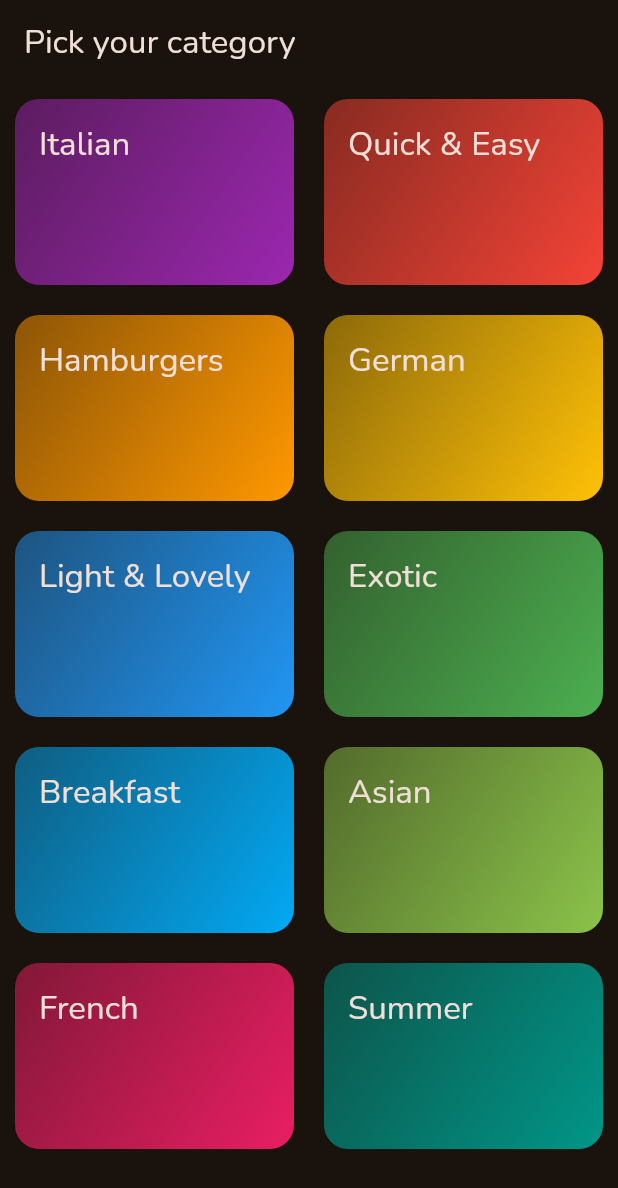
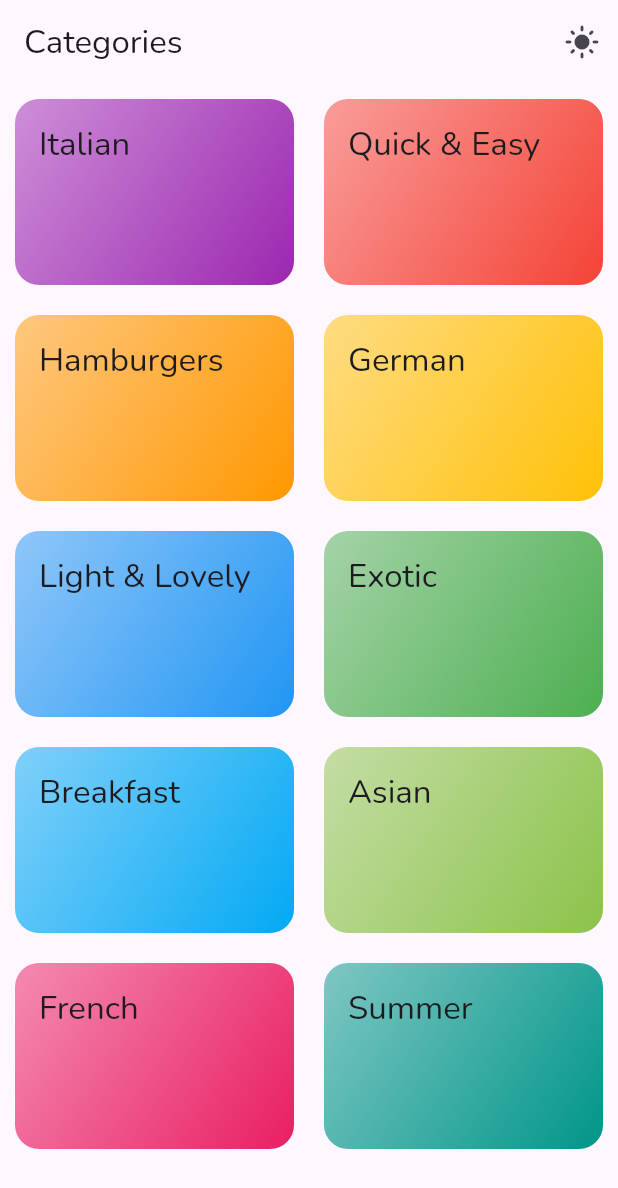
Before and after one commit to mikaelmicheline/meals_app, a Flutter app: the screen it shows after launch, on a phone screen of 412 x 824 dp. Shown: the top 1188 px of the screen. Run offline on Flutter 3.47's test engine with Material 3 defaults, Android fonts, the phone set to English and light mode, and no system bars; our stand-ins replace google_fonts, transparent_image.

Commit message:
add theme toggling

```diff
--- a/analysis_options.yaml
+++ b/analysis_options.yaml
@@ -21,8 +21,8 @@ linter:
   # `// ignore_for_file: name_of_lint` syntax on the line or in the file
   # producing the lint.
   rules:
-    prefer_const_constructors: true
     prefer_const_literals_to_create_immutables: true
+    # prefer_const_constructors: true
     # avoid_print: false  # Uncomment to disable the `avoid_print` rule
     # prefer_single_quotes: true  # Uncomment to enable the `prefer_single_quotes` rule
 # Additional information about this file can be found at
--- a/lib/main.dart
+++ b/lib/main.dart
@@ -1,28 +1,50 @@
 import 'package:flutter/material.dart';
-import 'package:google_fonts/google_fonts.dart';
 import 'package:meals_app/screens/categories_screen/categories_screen.dart';
-
-final theme = ThemeData(
-  useMaterial3: true,
-  colorScheme: ColorScheme.fromSeed(
-    seedColor: const Color.fromARGB(255, 131, 57, 0),
-    brightness: Brightness.dark,
-  ),
-  textTheme: GoogleFonts.nunitoTextTheme(),
-);
+import 'package:meals_app/theme/theme_dark.dart';
+import 'package:meals_app/theme/theme_light.dart';
+import 'package:meals_app/theme/theme_manager.dart';
 
 void main() {
   runApp(const App());
 }
 
-class App extends StatelessWidget {
+ThemeManager themeManager = ThemeManager();
+
+class App extends StatefulWidget {
   const App({super.key});
+
+  @override
+  State<StatefulWidget> createState() {
+    return _AppState();
+  }
+}
+
+class _AppState extends State<App> {
+  @override
+  void initState() {
+    themeManager.addListener(themeListener);
+    super.initState();
+  }
+
+  void themeListener() {
+    if (mounted) {
+      setState(() {});
+    }
+  }
+
+  @override
+  void dispose() {
+    themeManager.removeListener(themeListener);
+    super.dispose();
+  }
 
   @override
   Widget build(BuildContext context) {
     return MaterialApp(
-      theme: theme,
-      home: const CategoriesScreen(),
+      theme: lightTheme,
+      darkTheme: darkTheme,
+      themeMode: themeManager.themeMode,
+      home: CategoriesScreen(),
     );
   }
 }
--- a/lib/screens/categories_screen/categories_screen.dart
+++ b/lib/screens/categories_screen/categories_screen.dart
@@ -3,6 +3,7 @@ import 'package:meals_app/data/dummy_data.dart';
 import 'package:meals_app/models/category_model.dart';
 import 'package:meals_app/screens/categories_screen/widgets/category_item.dart';
 import 'package:meals_app/screens/meals_screen/meals_screen.dart';
+import 'package:meals_app/shared/widgets/custom_app_bar.dart';
 
 class CategoriesScreen extends StatelessWidget {
   const CategoriesScreen({super.key});
@@ -15,13 +16,11 @@ class CategoriesScreen extends StatelessWidget {
   @override
   Widget build(BuildContext context) {
     return Scaffold(
-      appBar: AppBar(
-        title: const Text("Pick your category"),
-      ),
+      appBar: CustomAppBar(title: 'Categories'),
       body: SafeArea(
         child: GridView(
-          padding: const EdgeInsets.all(10),
-          gridDelegate: const SliverGridDelegateWithFixedCrossAxisCount(
+          padding: EdgeInsets.all(10),
+          gridDelegate: SliverGridDelegateWithFixedCrossAxisCount(
             crossAxisCount: 2,
             childAspectRatio: 3 / 2,
             crossAxisSpacing: 20,
--- a/lib/screens/categories_screen/widgets/category_item.dart
+++ b/lib/screens/categories_screen/widgets/category_item.dart
@@ -15,7 +15,7 @@ class CategoryItem extends StatelessWidget {
       splashColor: Theme.of(context).primaryColor,
       borderRadius: BorderRadius.circular(16),
       child: Container(
-        padding: const EdgeInsets.all(16),
+        padding: EdgeInsets.all(16),
         decoration: BoxDecoration(
           gradient: LinearGradient(
             colors: [
--- a/lib/screens/meals_screen/widgets/meal_item_trait.dart
+++ b/lib/screens/meals_screen/widgets/meal_item_trait.dart
@@ -15,12 +15,12 @@ class MealItemTrait extends StatelessWidget {
           size: 17,
           color: Colors.white,
         ),
-        const SizedBox(
+        SizedBox(
           width: 6,
         ),
         Text(
           label,
-          style: const TextStyle(color: Colors.white),
+          style: TextStyle(color: Colors.white),
         ),
       ],
     );
--- /dev/null
+++ b/lib/shared/widgets/custom_app_bar.dart
@@ -0,0 +1,39 @@
+import 'package:flutter/material.dart';
+import 'package:meals_app/main.dart';
+
+class CustomAppBar extends StatefulWidget implements PreferredSizeWidget {
+  const CustomAppBar({super.key, required this.title});
+
+  final String title;
+
+  @override
+  State<StatefulWidget> createState() {
+    return _CustomBarState();
+  }
+
+  @override
+  Size get preferredSize => const Size.fromHeight(kToolbarHeight);
+}
+
+class _CustomBarState extends State<CustomAppBar> {
+  void _toggleTheme() {
+    setState(() {
+      themeManager.toggleTheme();
+    });
+  }
+
+  @override
+  Widget build(BuildContext context) {
+    return AppBar(
+      title: Text(widget.title),
+      actions: [
+        IconButton(
+          icon: Icon(themeManager.themeMode == ThemeMode.dark
+              ? Icons.dark_mode
+              : Icons.light_mode),
+          onPressed: _toggleTheme,
+        ),
+      ],
+    );
+  }
+}
--- /dev/null
+++ b/lib/theme/theme_dark.dart
@@ -0,0 +1,8 @@
+import 'package:flutter/material.dart';
+import 'package:google_fonts/google_fonts.dart';
+
+ThemeData darkTheme = ThemeData(
+  useMaterial3: true,
+  brightness: Brightness.dark,
+  textTheme: GoogleFonts.nunitoTextTheme(),
+);
--- /dev/null
+++ b/lib/theme/theme_light.dart
@@ -0,0 +1,8 @@
+import 'package:flutter/material.dart';
+import 'package:google_fonts/google_fonts.dart';
+
+ThemeData lightTheme = ThemeData(
+  useMaterial3: true,
+  brightness: Brightness.light,
+  textTheme: GoogleFonts.nunitoTextTheme(),
+);
```
Also changed, not shown: lib/screens/meal_details_screen/meal_details_screen.dart (+4 -5 lines), lib/screens/meals_screen/meals_screen.dart (+3 -4 lines), lib/screens/meals_screen/widgets/meal_item.dart (+6 -7 lines), lib/theme/theme_manager.dart (added, +13 -0 lines).
